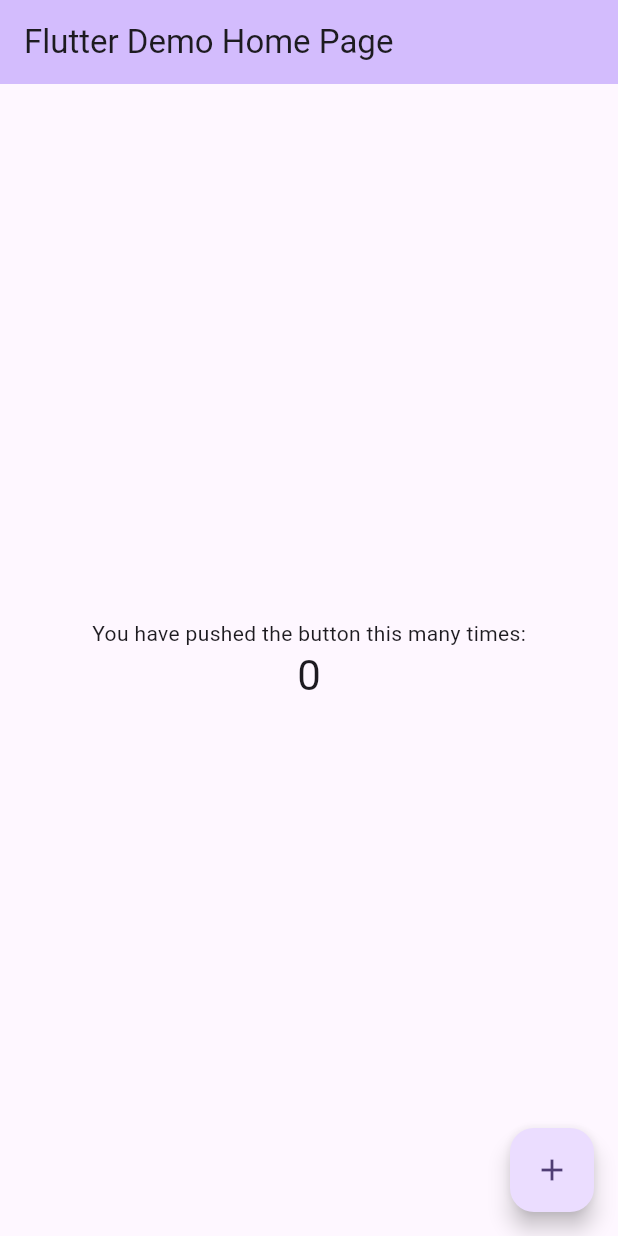
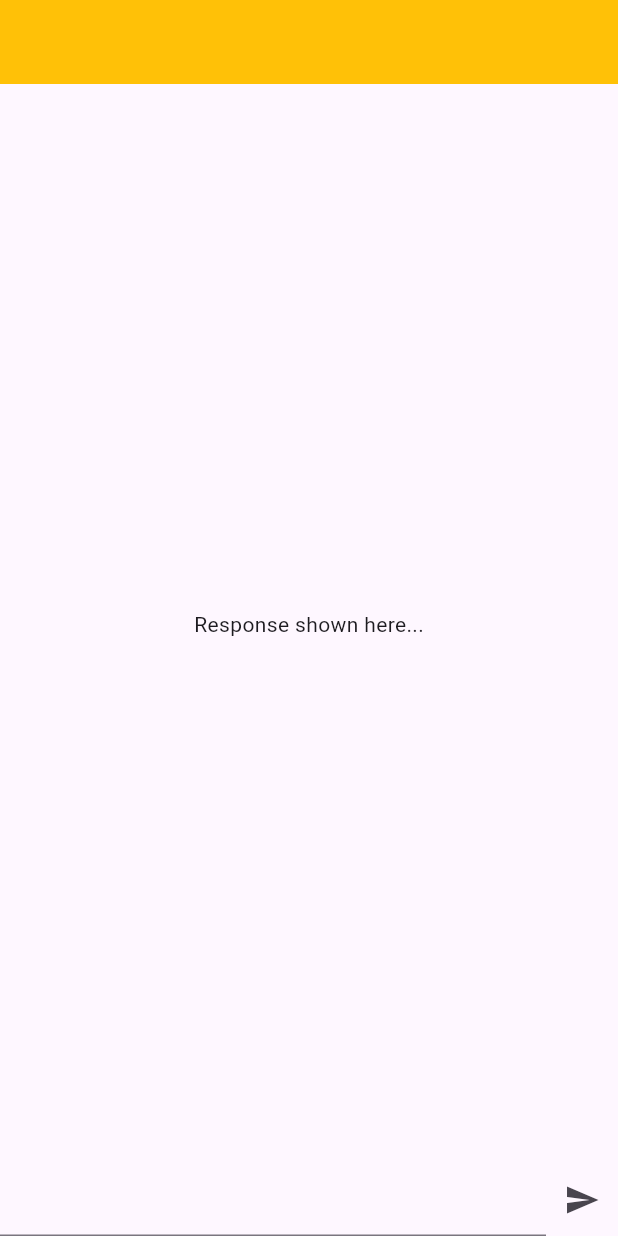
Before and after one commit to emmanueluwa/verses_front, a Flutter app: the screen it shows after launch, on a phone screen of 412 x 824 dp. Run offline on Flutter 3.47's test engine with Material 3 defaults, Android fonts, the phone set to English and light mode, and no system bars.

Commit message:
adding initial gui

```diff
--- /dev/null
+++ b/lib/ChatScreen.dart
@@ -0,0 +1,29 @@
+import 'package:flutter/cupertino.dart';
+import 'package:flutter/material.dart';
+
+class ChatScreen extends StatefulWidget {
+  const ChatScreen({super.key});
+
+  @override
+  State<ChatScreen> createState() => _ChatScreenState();
+}
+
+class _ChatScreenState extends State<ChatScreen> {
+  @override
+  Widget build(BuildContext context) {
+    return Scaffold(
+      appBar: AppBar(backgroundColor: Colors.amber,),
+      body: Column(
+        children: [
+          Expanded(child: Center(child: Text("Response shown here..."))),
+          Row(
+            children: [
+              Expanded(child: TextField()),
+              IconButton(onPressed: (){},icon:Icon(Icons.send))
+            ],
+          )
+        ],
+      )
+    );
+  }
+}
--- a/lib/main.dart
+++ b/lib/main.dart
@@ -1,4 +1,5 @@
 import 'package:flutter/material.dart';
+import 'package:verse_front/ChatScreen.dart';
 
 void main() {
   runApp(const MyApp());
@@ -30,93 +31,7 @@
         // tested with just a hot reload.
         colorScheme: ColorScheme.fromSeed(seedColor: Colors.deepPurple),
       ),
-      home: const MyHomePage(title: 'Flutter Demo Home Page'),
+      home: const ChatScreen(),
     );
   }
 }
-
-class MyHomePage extends StatefulWidget {
-  const MyHomePage({super.key, required this.title});
-
-  // This widget is the home page of your application. It is stateful, meaning
-  // that it has a State object (defined below) that contains fields that affect
-  // how it looks.
-
-  // This class is the configuration for the state. It holds the values (in this
-  // case the title) provided by the parent (in this case the App widget) and
-  // used by the build method of the State. Fields in a Widget subclass are
-  // always marked "final".
-
-  final String title;
-
-  @override
-  State<MyHomePage> createState() => _MyHomePageState();
-}
-
-class _MyHomePageState extends State<MyHomePage> {
-  int _counter = 0;
-
-  void _incrementCounter() {
-    setState(() {
-      // This call to setState tells the Flutter framework that something has
-      // changed in this State, which causes it to rerun the build method below
-      // so that the display can reflect the updated values. If we changed
-      // _counter without calling setState(), then the build method would not be
-      // called again, and so nothing would appear to happen.
-      _counter++;
-    });
-  }
-
-  @override
-  Widget build(BuildContext context) {
-    // This method is rerun every time setState is called, for instance as done
-    // by the _incrementCounter method above.
-    //
-    // The Flutter framework has been optimized to make rerunning build methods
-    // fast, so that you can just rebuild anything that needs updating rather
-    // than having to individually change instances of widgets.
-    return Scaffold(
-      appBar: AppBar(
-        // TRY THIS: Try changing the color here to a specific color (to
-        // Colors.amber, perhaps?) and trigger a hot reload to see the AppBar
-        // change color while the other colors stay the same.
-        backgroundColor: Theme.of(context).colorScheme.inversePrimary,
-        // Here we take the value from the MyHomePage object that was created by
-        // the App.build method, and use it to set our appbar title.
-        title: Text(widget.title),
-      ),
-      body: Center(
-        // Center is a layout widget. It takes a single child and positions it
-        // in the middle of the parent.
-        child: Column(
-          // Column is also a layout widget. It takes a list of children and
-          // arranges them vertically. By default, it sizes itself to fit its
-          // children horizontally, and tries to be as tall as its parent.
-          //
-          // Column has various properties to control how it sizes itself and
-          // how it positions its children. Here we use mainAxisAlignment to
-          // center the children vertically; the main axis here is the vertical
-          // axis because Columns are vertical (the cross axis would be
-          // horizontal).
-          //
-          // TRY THIS: Invoke "debug painting" (choose the "Toggle Debug Paint"
-          // action in the IDE, or press "p" in the console), to see the
-          // wireframe for each widget.
-          mainAxisAlignment: MainAxisAlignment.center,
-          children: <Widget>[
-            const Text('You have pushed the button this many times:'),
-            Text(
-              '$_counter',
-              style: Theme.of(context).textTheme.headlineMedium,
-            ),
-          ],
-        ),
-      ),
-      floatingActionButton: FloatingActionButton(
-        onPressed: _incrementCounter,
-        tooltip: 'Increment',
-        child: const Icon(Icons.add),
-      ), // This trailing comma makes auto-formatting nicer for build methods.
-    );
-  }
-}
```
